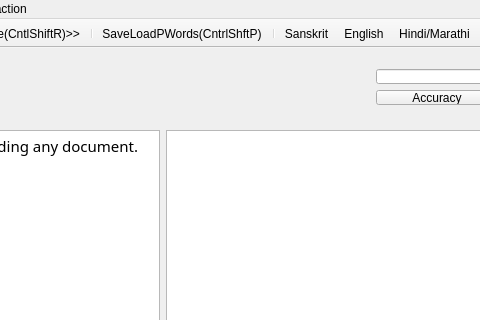
This is FrameWorkCode/mainwindow.ui in UDAAN-LEAP/leap-pe-tool as Qt 5 draws it before an edit; both pictures show x 575 to 1055 and y 0 to 320 of the 1369 by 736 pixel window. The edited form follows.
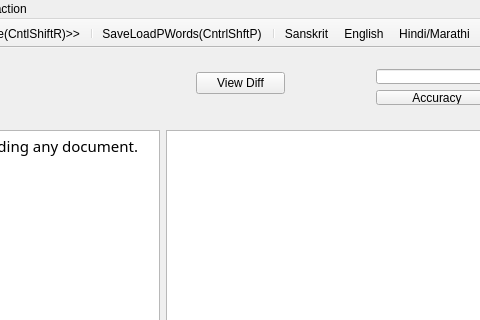
This is the edited form. Icons and pictures are not drawn.

Commit message: added diff_match_patch files

Patch:
```diff
--- a/FrameWorkCode/mainwindow.ui
+++ b/FrameWorkCode/mainwindow.ui
@@ -181,6 +181,25 @@
      </item>
     </layout>
    </widget>
+   <widget class="QWidget" name="verticalLayoutWidget">
+    <property name="geometry">
+     <rect>
+      <x>760</x>
+      <y>10</y>
+      <width>111</width>
+      <height>51</height>
+     </rect>
+    </property>
+    <layout class="QVBoxLayout" name="verticalLayout_3">
+     <item>
+      <widget class="QPushButton" name="pushButton_2">
+       <property name="text">
+        <string>View Diff</string>
+       </property>
+      </widget>
+     </item>
+    </layout>
+   </widget>
   </widget>
   <widget class="QMenuBar" name="menuBar">
    <property name="geometry">
```
Left out of the diff: 8 changed lines with no effect on the pictures. The commit also changes 9 other files.
